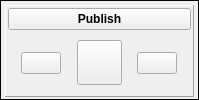
First picture: the form in DMHelper/src/publishbuttonframe.ui, repository MMetze/DMHelper, before the edit.
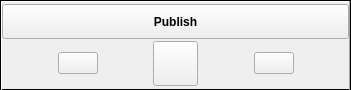
Second picture: the form after the edit. Icons and pictures are not drawn. Custom widgets are drawn as their Qt base class.

```diff
--- a/DMHelper/src/publishbuttonframe.ui
+++ b/DMHelper/src/publishbuttonframe.ui
@@ -6,12 +6,12 @@
    <rect>
     <x>0</x>
     <y>0</y>
-    <width>199</width>
-    <height>100</height>
+    <width>351</width>
+    <height>90</height>
    </rect>
   </property>
   <property name="sizePolicy">
-   <sizepolicy hsizetype="Preferred" vsizetype="Fixed">
+   <sizepolicy hsizetype="Preferred" vsizetype="Maximum">
     <horstretch>0</horstretch>
     <verstretch>0</verstretch>
    </sizepolicy>
@@ -19,13 +19,13 @@
   <property name="minimumSize">
    <size>
     <width>0</width>
-    <height>100</height>
+    <height>90</height>
    </size>
   </property>
   <property name="maximumSize">
    <size>
     <width>16777215</width>
-    <height>100</height>
+    <height>90</height>
    </size>
   </property>
   <property name="windowTitle">
@@ -36,22 +36,40 @@
   </property>
   <layout class="QVBoxLayout" name="verticalLayout_4" stretch="2">
    <property name="spacing">
-    <number>4</number>
+    <number>0</number>
    </property>
    <property name="leftMargin">
-    <number>4</number>
+    <number>0</number>
    </property>
    <property name="topMargin">
-    <number>4</number>
+    <number>0</number>
    </property>
    <property name="rightMargin">
-    <number>4</number>
+    <number>0</number>
    </property>
    <property name="bottomMargin">
-    <number>2</number>
+    <number>0</number>
    </property>
    <item>
     <widget class="QFrame" name="frame">
+     <property name="sizePolicy">
+      <sizepolicy hsizetype="Minimum" vsizetype="Fixed">
+       <horstretch>0</horstretch>
+       <verstretch>0</verstretch>
+      </sizepolicy>
+     </property>
+     <property name="minimumSize">
+      <size>
+       <width>0</width>
+       <height>90</height>
+      </size>
+     </property>
+     <property name="maximumSize">
+      <size>
+       <width>16777215</width>
+       <height>90</height>
+      </size>
+     </property>
      <property name="frameShape">
       <enum>QFrame::Panel</enum>
      </property>
@@ -60,22 +78,40 @@
      </property>
      <layout class="QVBoxLayout" name="verticalLayout_3">
       <property name="spacing">
-       <number>2</number>
+       <number>0</number>
       </property>
       <property name="leftMargin">
-       <number>2</number>
+       <number>0</number>
       </property>
       <property name="topMargin">
-       <number>2</number>
+       <number>0</number>
       </property>
       <property name="rightMargin">
-       <number>2</number>
+       <number>0</number>
       </property>
       <property name="bottomMargin">
-       <number>2</number>
+       <number>0</number>
       </property>
       <item>
        <widget class="QPushButton" name="btnPublish">
+        <property name="minimumSize">
+         <size>
+          <width>0</width>
+          <height>35</height>
+         </size>
+        </property>
+        <property name="maximumSize">
+         <size>
+          <width>16777215</width>
+          <height>35</height>
+         </size>
+        </property>
+        <property name="baseSize">
+         <size>
+          <width>0</width>
+          <height>35</height>
+         </size>
+        </property>
         <property name="font">
          <font>
           <weight>75</weight>
@@ -110,19 +146,6 @@
           <property name="spacing">
            <number>2</number>
           </property>
-          <item>
-           <spacer name="verticalSpacer_4">
-            <property name="orientation">
-             <enum>Qt::Vertical</enum>
-            </property>
-            <property name="sizeHint" stdset="0">
-             <size>
-              <width>20</width>
-              <height>40</height>
-             </size>
-            </property>
-           </spacer>
-          </item>
           <item>
            <widget class="QPushButton" name="btnCW">
             <property name="sizePolicy">
@@ -140,19 +163,6 @@
             </property>
            </widget>
           </item>
-          <item>
-           <spacer name="verticalSpacer_3">
-            <property name="orientation">
-             <enum>Qt::Vertical</enum>
-            </property>
-            <property name="sizeHint" stdset="0">
-             <size>
-              <width>20</width>
-              <height>40</height>
-             </size>
-            </property>
-           </spacer>
-          </item>
          </layout>
         </item>
         <item>
@@ -205,19 +215,6 @@
           <property name="spacing">
            <number>2</number>
           </property>
-          <item>
-           <spacer name="verticalSpacer">
-            <property name="orientation">
-             <enum>Qt::Vertical</enum>
-            </property>
-            <property name="sizeHint" stdset="0">
-             <size>
-              <width>20</width>
-              <height>40</height>
-             </size>
-            </property>
-           </spacer>
-          </item>
           <item>
            <widget class="QPushButton" name="btnCCW">
             <property name="sizePolicy">
@@ -235,19 +232,6 @@
             </property>
            </widget>
           </item>
-          <item>
-           <spacer name="verticalSpacer_2">
-            <property name="orientation">
-             <enum>Qt::Vertical</enum>
-            </property>
-            <property name="sizeHint" stdset="0">
-             <size>
-              <width>20</width>
-              <height>40</height>
-             </size>
-            </property>
-           </spacer>
-          </item>
          </layout>
         </item>
         <item>
```
